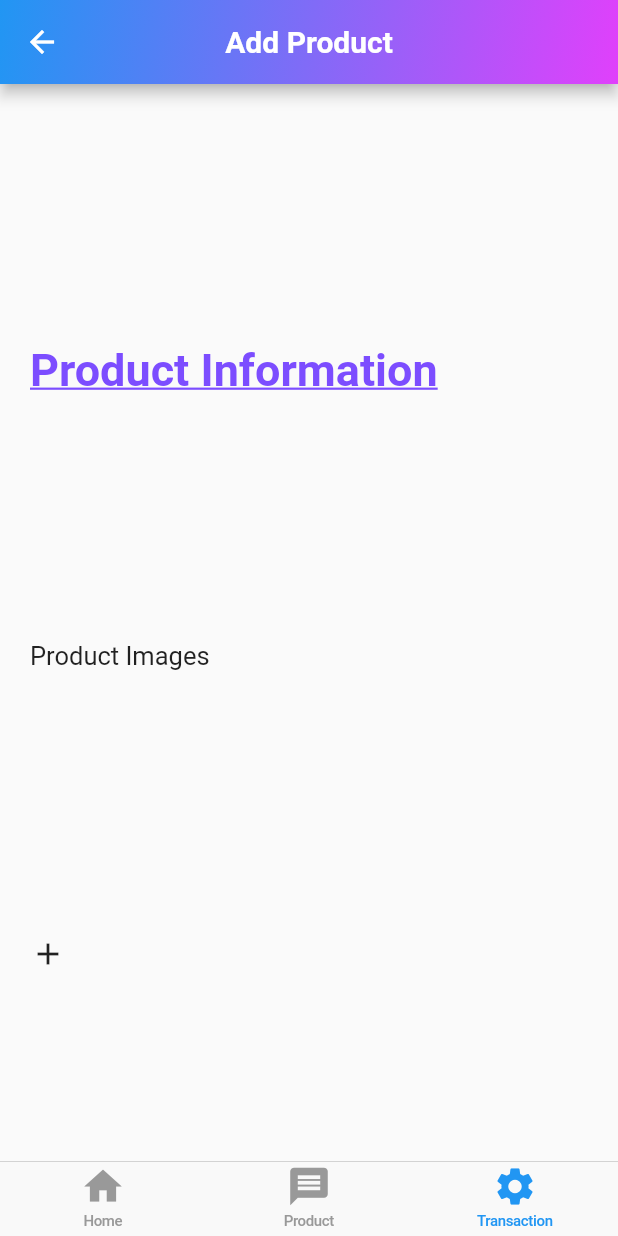
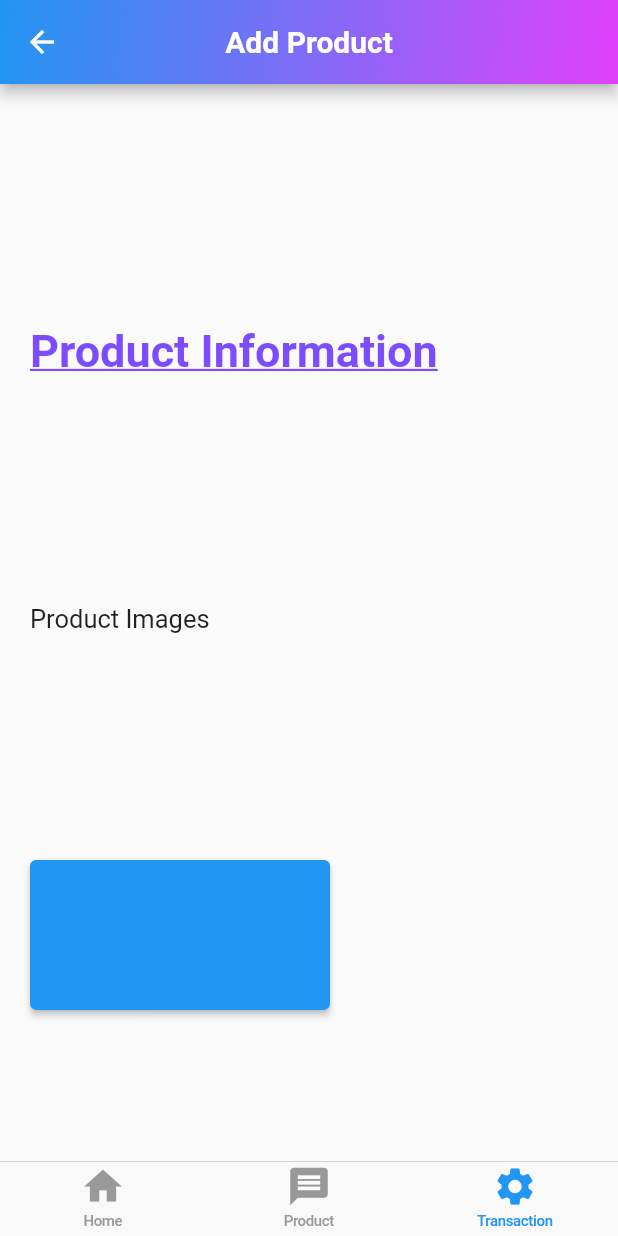
Before and after one commit to sukinnamz/utter_flutter, a Flutter app: the screen it shows after launch, item 3 of the bottom bar chosen, on a phone screen of 412 x 824 dp. Run offline on Flutter 3.47's test engine with Material 2 defaults, Android fonts, the phone set to English and light mode, and no system bars; network calls fail.

```diff
--- a/lib/transaction.dart
+++ b/lib/transaction.dart
@@ -48,14 +48,18 @@ class Main extends StatelessWidget {
               style: const TextStyle(
                 fontSize: 17,
               )),
-          ConstrainedBox(
-            constraints: BoxConstraints(minHeight: 50),
-            child: Icon(
-              Icons.add,
+          new SizedBox(
+            width: 200.0,
+            height: 100.0,
+            child: ElevatedButton(
+              child: Text('+', style: TextStyle(color: Colors.blue)),
+              onPressed: onButtonPressed,
             ),
           ),
         ]),
       ),
     );
   }
+
+  void onButtonPressed() {}
 }
```
Also changed, not shown: 1 other file.
